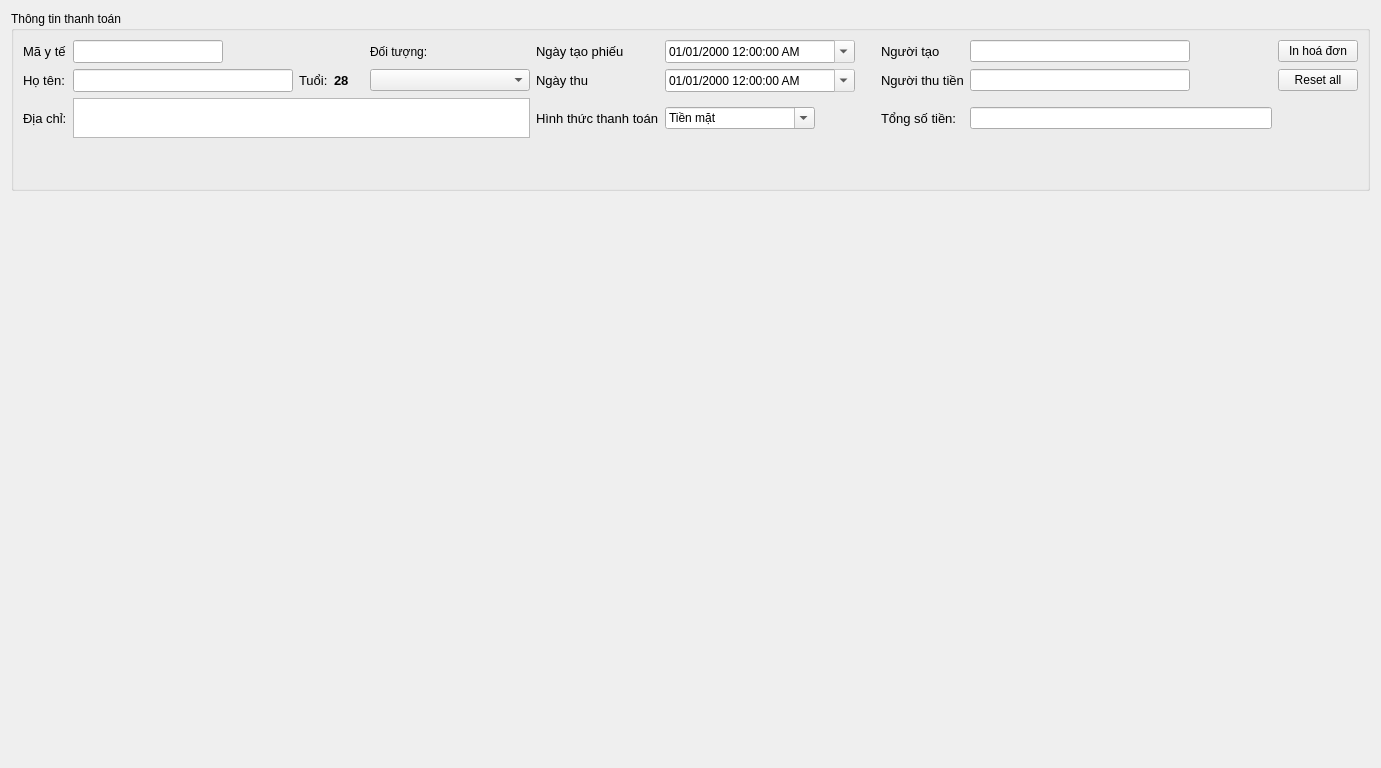
Old version of the form src/app/ui/TabTaiVu.ui in the repository Kiritokun0909/bvgd_project.
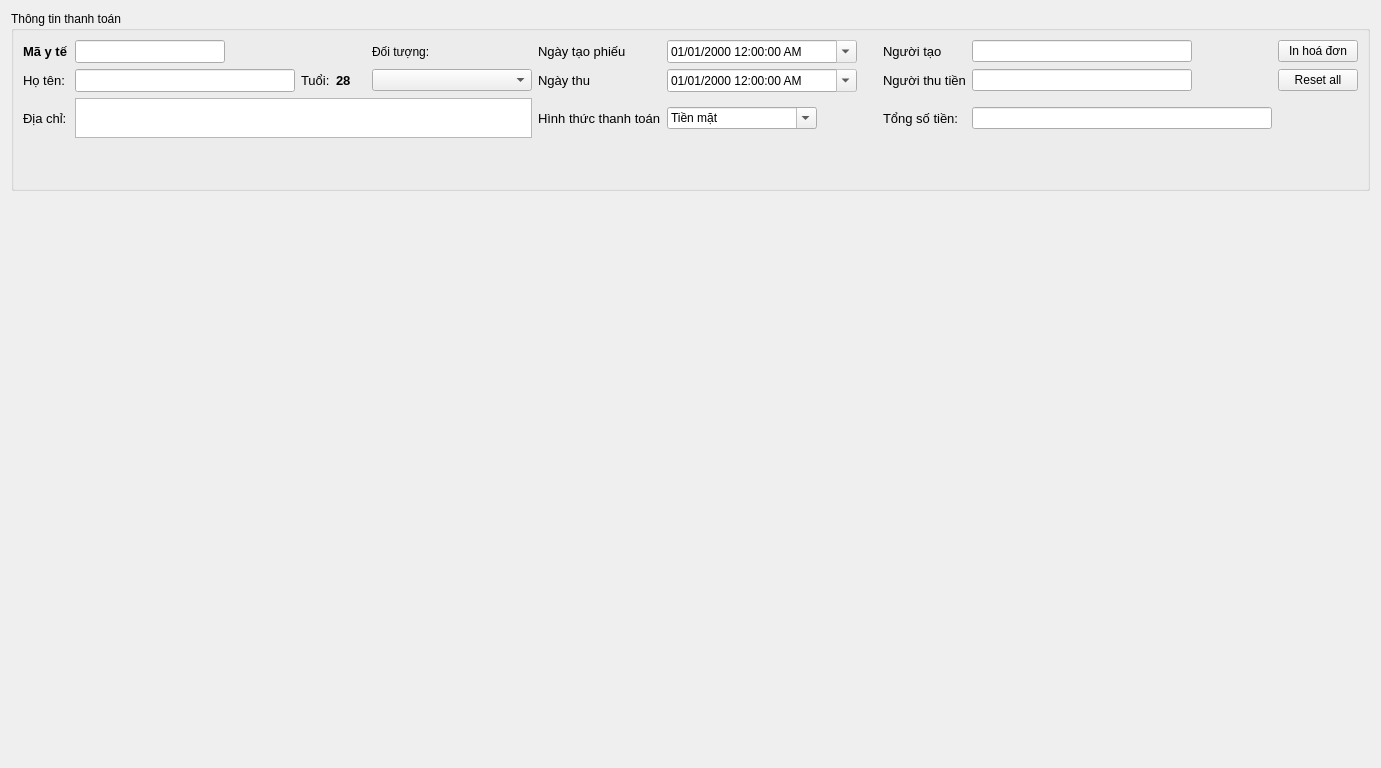
New version of the form.

```diff
--- a/src/app/ui/TabTaiVu.ui
+++ b/src/app/ui/TabTaiVu.ui
@@ -395,6 +395,8 @@
                <font>
                 <family>Arial</family>
                 <pointsize>10</pointsize>
+                <weight>75</weight>
+                <bold>true</bold>
                </font>
               </property>
               <property name="text">
```
